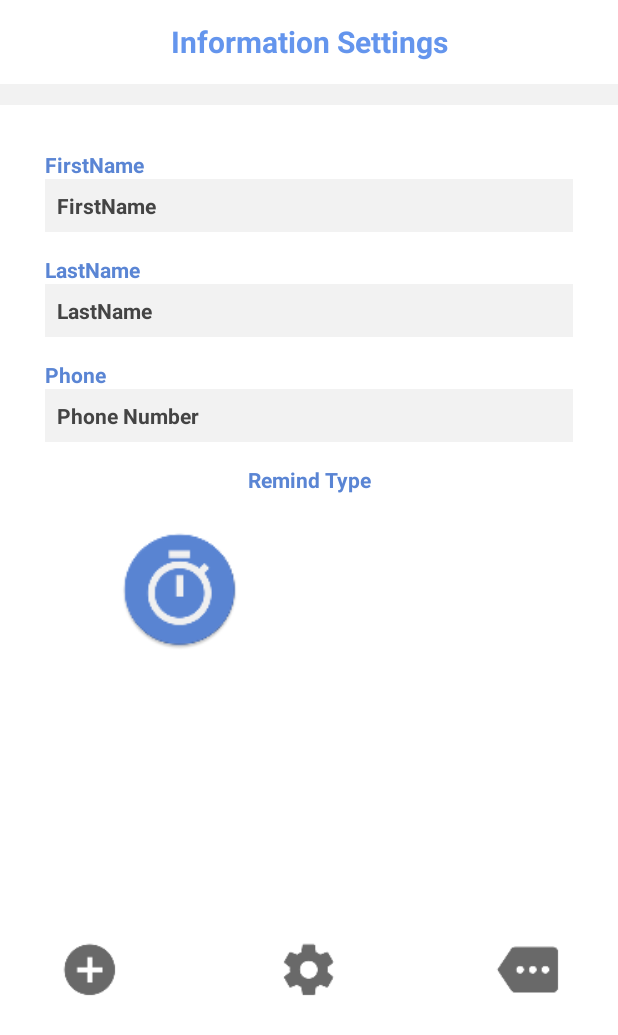
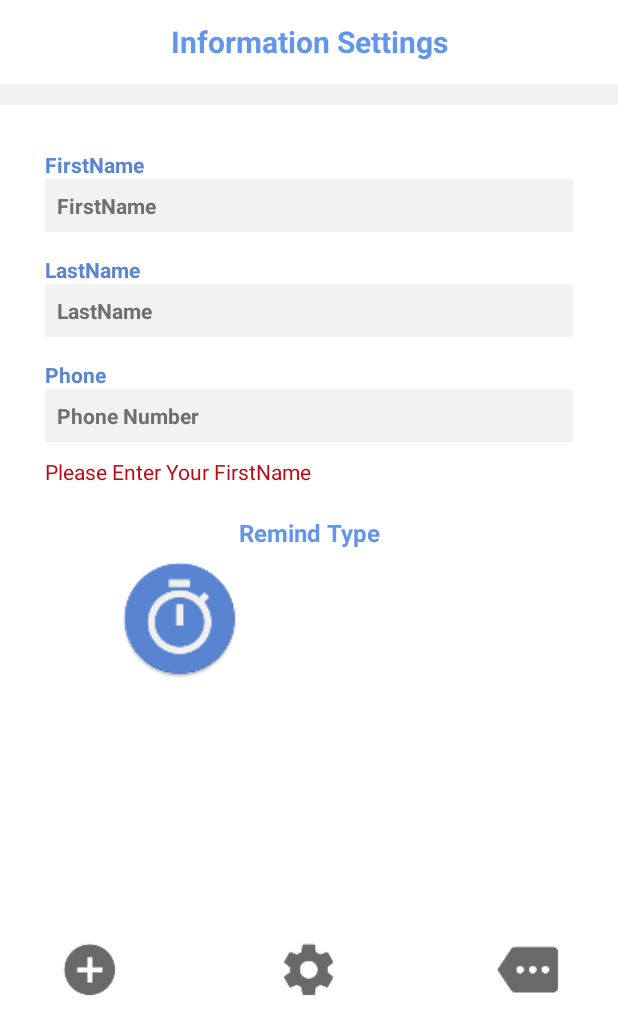
Before and after one commit to IVE-IT114112-FYP-1819/androidVTC, an Android app: the Information_setting screen opened directly, with no data from a screen before it, after a tap on an icon or button, on a phone screen of 412 x 824 dp. Shown: the top 1035 px of the screen. Run offline under Robolectric (Android 15) with nearby library versions, the phone set to English and light mode, and no system bars.

Commit message:
intent and checking

```diff
--- a/app/src/main/java/com/example/dennischiu/vtc_androidproject/Information_setting.java
+++ b/app/src/main/java/com/example/dennischiu/vtc_androidproject/Information_setting.java
@@ -11,12 +11,14 @@ import android.widget.Button;
 import android.widget.EditText;
 import android.widget.ImageButton;
 import android.widget.TextView;
+import android.widget.Toast;
 
 public class Information_setting extends AppCompatActivity {
 
     EditText mEditText_Firstname;
     EditText mEditText_Lastname;
     EditText mEditText_Phone;
+    TextView mErrorTest;
     ImageButton mButton_Save;
     ImageButton mSetAlert;
 
@@ -30,6 +32,7 @@ public class Information_setting extends AppCompatActivity {
         mEditText_Phone = findViewById(R.id.et_phone);
         mButton_Save = findViewById(R.id.btn_save);
         mSetAlert = findViewById(R.id.ib_setAlert);
+        mErrorTest = findViewById(R.id.error_message);
 
         String firstname = getSharedPreferences("Information", MODE_PRIVATE)
                 .getString("firstname", "");
@@ -47,6 +50,17 @@ public class Information_setting extends AppCompatActivity {
             @Override
             public void onClick(View v) {
 
+                if (mEditText_Firstname.getText().length() == 0) {
+                    mErrorTest.setVisibility(View.VISIBLE);
+                    mErrorTest.setText("Please Enter Your FirstName");
+                } else if (mEditText_Lastname.getText().length() == 0) {
+                    mErrorTest.setVisibility(View.VISIBLE);
+                    mErrorTest.setText("Please Enter Your LastName");
+                } else if (mEditText_Phone.getText().length() == 0) {
+                    mErrorTest.setVisibility(View.VISIBLE);
+                    mErrorTest.setText("Please Enter Your PhoneNumber");
+                } else {
+
                     String firstname = mEditText_Firstname.getText().toString().trim();
                     String lastname = mEditText_Lastname.getText().toString().trim();
                     String phone = mEditText_Phone.getText().toString().trim();
@@ -57,10 +71,16 @@ public class Information_setting extends AppCompatActivity {
                         .putString("phone", phone)
                         .commit();
 
+                    Toast.makeText(Information_setting.this, R.string.login_error_message, Toast.LENGTH_SHORT)
+                         .show();
+                }
+
             }
         });
 
-        mSetAlert.setOnClickListener(v -> {
+        mSetAlert.setOnClickListener(v ->
+
+                                     {
                                          Intent intent = new Intent(this, SetAlarm.class);
                                          startActivity(intent);
                                      });
--- a/app/src/main/res/layout/activity_information_setting.xml
+++ b/app/src/main/res/layout/activity_information_setting.xml
@@ -6,7 +6,6 @@
     android:layout_height="match_parent"
     android:background="@color/light_grey"
     tools:context=".Information_setting">
-
 
     <android.support.v7.widget.Toolbar
         android:id="@+id/toolbar"
@@ -26,12 +25,11 @@
 
     </android.support.v7.widget.Toolbar>
 
-
     <android.support.constraint.ConstraintLayout
         android:layout_width="match_parent"
         android:layout_height="match_parent"
+        android:layout_marginTop="70dp"
         android:background="@android:color/white"
-        android:layout_marginTop="70dp"
         app:layout_constraintBottom_toBottomOf="parent"
         app:layout_constraintEnd_toEndOf="@+id/toolbar"
         app:layout_constraintStart_toStartOf="@+id/toolbar"
@@ -42,8 +40,8 @@
             android:layout_width="0dp"
             android:layout_height="367dp"
             android:layout_marginLeft="30dp"
+            android:layout_marginRight="30dp"
             android:layout_marginTop="20dp"
-            android:layout_marginRight="30dp"
             android:background="@android:color/white"
             app:layout_constraintEnd_toEndOf="parent"
             app:layout_constraintStart_toStartOf="parent"
@@ -70,7 +68,7 @@
                 android:maxLines="1"
                 android:padding="@dimen/spacing_normal"
                 android:textColor="@color/dark_grey"
-                android:textColorHint="@color/dark_grey"
+                android:textColorHint="@color/grey"
                 android:textSize="@dimen/text_body"
                 android:textStyle="bold"
                 app:layout_constraintTop_toBottomOf="@+id/tv_login_username_title"
@@ -96,7 +94,7 @@
                 android:maxLines="1"
                 android:padding="@dimen/spacing_normal"
                 android:textColor="@color/dark_grey"
-                android:textColorHint="@color/dark_grey"
+                android:textColorHint="@color/grey"
                 android:textSize="@dimen/text_body"
                 android:textStyle="bold"
                 app:layout_constraintTop_toBottomOf="@+id/tv_login_password_title"
@@ -120,27 +118,27 @@
                 android:background="@color/light_grey"
                 android:hint="Phone Number"
                 android:inputType="phone"
+                android:maxLength="8"
                 android:maxLines="1"
                 android:padding="@dimen/spacing_normal"
                 android:textColor="@color/dark_grey"
-                android:textColorHint="@color/dark_grey"
+                android:textColorHint="@color/grey"
                 android:textSize="@dimen/text_body"
                 android:textStyle="bold"
                 app:layout_constraintTop_toBottomOf="@+id/tv_phone"
-                tools:text="111111111" />
-
+                tools:text="12345678" />
 
             <TextView
                 android:id="@+id/tv_remind"
                 android:layout_width="match_parent"
-                android:layout_height="wrap_content"
-                android:layout_marginTop="15dp"
+                android:layout_height="23dp"
+                android:layout_marginTop="20dp"
                 android:gravity="center_horizontal"
                 android:text="Remind Type"
-                android:textColor="@color/flower_blue1"
-                android:textSize="@dimen/text_body"
+                android:textColor="@color/flower_blue"
+                android:textSize="@dimen/text_subheading"
                 android:textStyle="bold"
-                app:layout_constraintTop_toBottomOf="@+id/et_phone" />
+                app:layout_constraintTop_toBottomOf="@+id/error_message" />
 
             <ImageButton
                 android:id="@+id/ib_setAlert"
@@ -152,14 +150,25 @@
                 app:layout_constraintStart_toStartOf="parent"
                 app:layout_constraintTop_toBottomOf="@+id/tv_remind" />
 
+            <TextView
+                android:id="@+id/error_message"
+                android:layout_width="match_parent"
+                android:layout_height="wrap_content"
+                android:layout_marginTop="10dp"
+                android:text="Please input"
+                android:textColor="@color/red"
+                android:textSize="@dimen/text_body"
+                android:visibility="invisible"
+                app:layout_constraintTop_toBottomOf="@+id/et_phone"
+                tools:visibility="visible" />
 
         </android.support.constraint.ConstraintLayout>
 
         <ImageButton
             android:layout_width="60dp"
             android:layout_height="60dp"
+            android:layout_marginBottom="8dp"
             android:layout_marginTop="20dp"
-            android:layout_marginBottom="8dp"
             android:background="@mipmap/setting"
             app:layout_constraintBottom_toBottomOf="parent"
             app:layout_constraintEnd_toEndOf="parent"
@@ -170,8 +179,8 @@
             android:id="@+id/btn_save"
             android:layout_width="60dp"
             android:layout_height="60dp"
+            android:layout_marginBottom="8dp"
             android:layout_marginTop="20dp"
-            android:layout_marginBottom="8dp"
             android:background="@mipmap/add"
             app:layout_constraintBottom_toBottomOf="parent"
             app:layout_constraintEnd_toEndOf="parent"
@@ -182,8 +191,8 @@
         <ImageButton
             android:layout_width="60dp"
             android:layout_height="60dp"
+            android:layout_marginBottom="8dp"
             android:layout_marginTop="20dp"
-            android:layout_marginBottom="8dp"
             android:background="@mipmap/more1"
             app:layout_constraintBottom_toBottomOf="parent"
             app:layout_constraintEnd_toEndOf="@+id/constraint_layout"
--- a/app/src/main/res/values/strings.xml
+++ b/app/src/main/res/values/strings.xml
@@ -4,5 +4,7 @@
     <string name="firstPage_apps_information">Apps Information</string>
 
     <string name="function_page_alarm">Alarm Clock</string>
-    <string name="function_page_finger">Finger</string>z
+    <string name="function_page_finger">Finger</string>
+
+    <string name="login_error_message">Input success</string>
 </resources>
--- a/app/src/main/res/values/styles.xml
+++ b/app/src/main/res/values/styles.xml
@@ -17,8 +17,8 @@
     <style name="AppTheme.Status" parent="AppTheme_noBar" />
 
     <style name="AppTheme.Info" parent="AppTheme_noBar" >
-        <item name="colorPrimary">@android:color/white</item>
-        <item name="colorPrimaryDark">@android:color/white</item>
+        <item name="colorPrimary">@color/colorPrimary</item>
+        <item name="colorPrimaryDark">@color/colorPrimaryDark</item>
         <item name="colorAccent">@android:color/white</item>
     </style>
 </resources>
```
Lines whose indentation alone changed are shown as unchanged.
